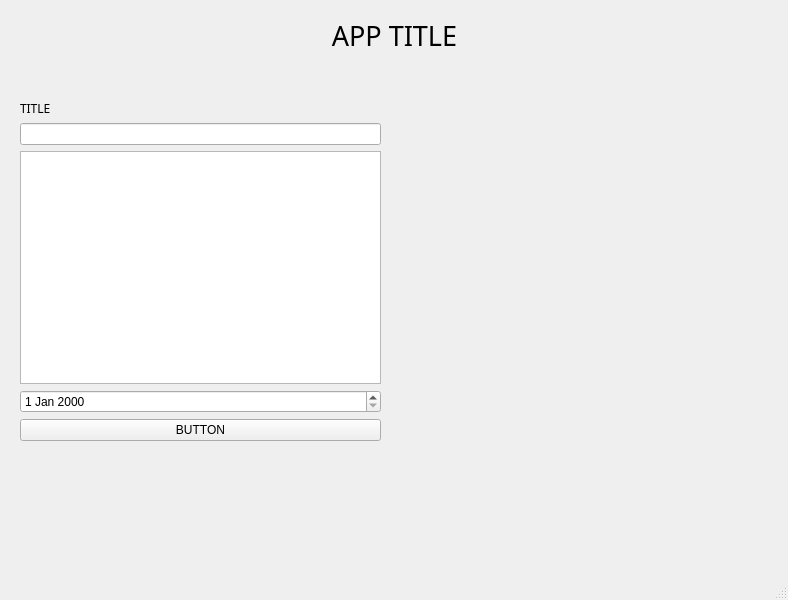
Old version of the form mainwindow.ui in the repository Maxime90100/Project_CPP.
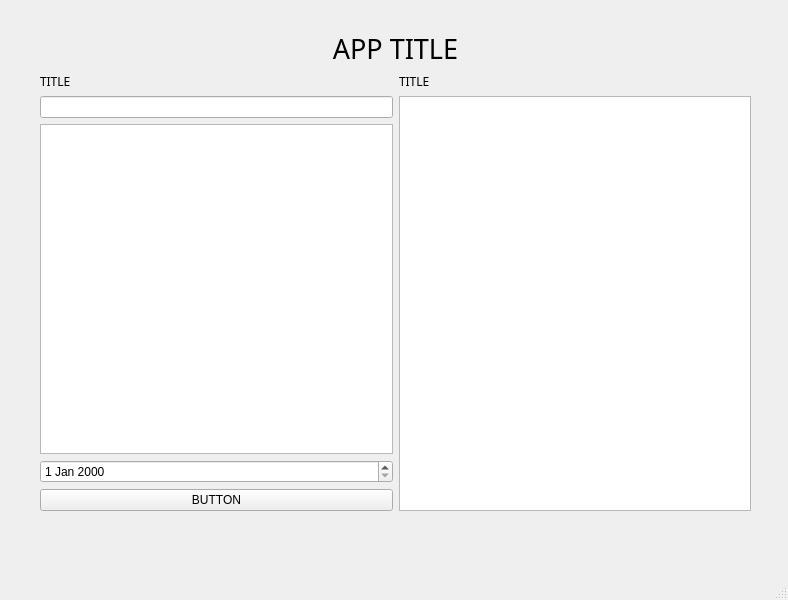
New version of the form.

Diff of the .ui file:
```diff
--- a/mainwindow.ui
+++ b/mainwindow.ui
@@ -14,15 +14,18 @@
    <string>MainWindow</string>
   </property>
   <widget class="QWidget" name="centralwidget">
+   <widget class="QWidget" name="verticalLayoutWidget_3">
+    <property name="geometry">
+     <rect>
+      <x>40</x>
+      <y>30</y>
+      <width>711</width>
+      <height>481</height>
+     </rect>
+    </property>
+    <layout class="QVBoxLayout" name="appLayout">
+     <item>
    <widget class="QLabel" name="appTitle">
-    <property name="geometry">
-     <rect>
-      <x>190</x>
-      <y>20</y>
-      <width>409</width>
-      <height>31</height>
-     </rect>
-    </property>
     <property name="sizePolicy">
      <sizepolicy hsizetype="Preferred" vsizetype="Preferred">
       <horstretch>0</horstretch>
@@ -52,18 +55,13 @@
      <set>Qt::AlignCenter</set>
     </property>
    </widget>
-   <widget class="QWidget" name="verticalLayoutWidget">
-    <property name="geometry">
-     <rect>
-      <x>20</x>
-      <y>100</y>
-      <width>361</width>
-      <height>341</height>
-     </rect>
-    </property>
-    <layout class="QVBoxLayout" name="todoAdd">
+     </item>
      <item>
-      <widget class="QLabel" name="todoAddTitle">
+      <layout class="QHBoxLayout" name="horizontalLayout">
+       <item>
+        <layout class="QVBoxLayout" name="todoAddLayout">
+         <item>
+          <widget class="QLabel" name="todoAddLayoutTitle">
        <property name="font">
         <font>
          <family>Arial Black</family>
@@ -75,20 +73,43 @@
       </widget>
      </item>
      <item>
-      <widget class="QLineEdit" name="todoTitle"/>
+          <widget class="QLineEdit" name="todoAddTitle"/>
      </item>
      <item>
-      <widget class="QPlainTextEdit" name="todoText"/>
+          <widget class="QPlainTextEdit" name="todoAddText"/>
      </item>
      <item>
-      <widget class="QDateEdit" name="todoDate"/>
+          <widget class="QDateEdit" name="todoAddDate"/>
      </item>
      <item>
-      <widget class="QPushButton" name="todoButton">
+          <widget class="QPushButton" name="todoAddButton">
        <property name="text">
         <string>BUTTON</string>
        </property>
       </widget>
+         </item>
+        </layout>
+       </item>
+       <item>
+        <layout class="QVBoxLayout" name="todoListLayout">
+         <item>
+          <widget class="QLabel" name="todoListTitle">
+           <property name="font">
+            <font>
+             <family>Arial Black</family>
+            </font>
+           </property>
+           <property name="text">
+            <string>TITLE</string>
+           </property>
+          </widget>
+         </item>
+         <item>
+          <widget class="QListWidget" name="todoList"/>
+         </item>
+        </layout>
+       </item>
+      </layout>
      </item>
     </layout>
    </widget>
```
Lines whose indentation alone changed are shown as unchanged.
